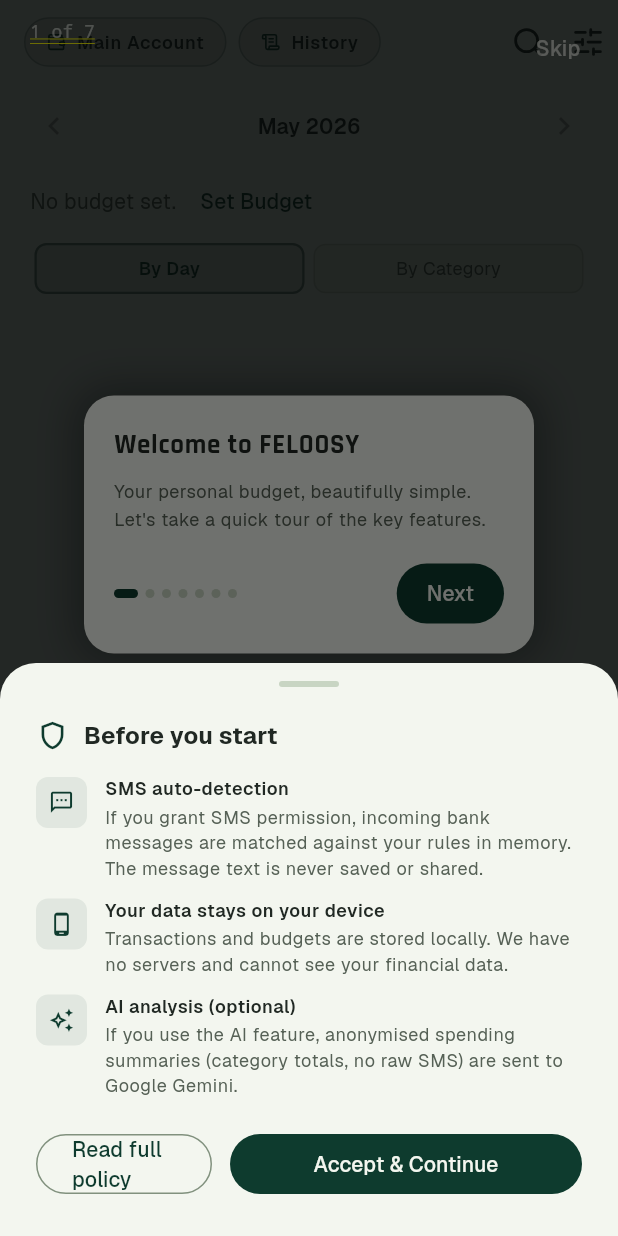
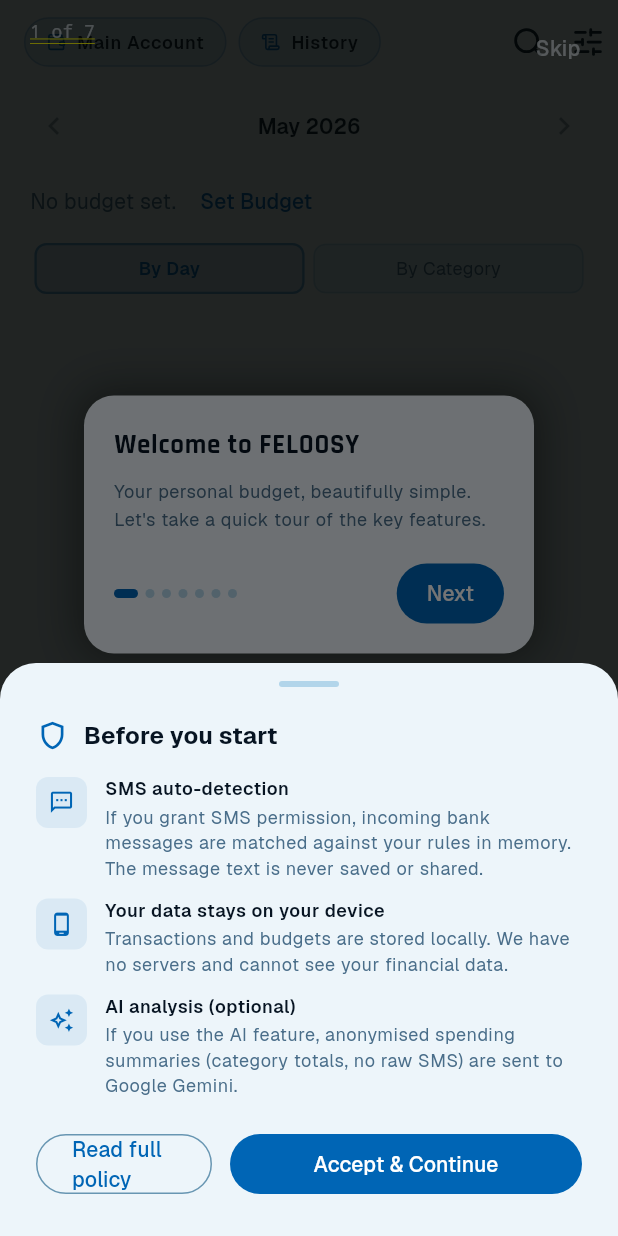
Before and after one commit to sunshinegorgon7/FELOOSY, a Flutter app: the screen it shows after launch, on a phone screen of 412 x 824 dp. Run offline on Flutter 3.47's test engine with Material 3 defaults, Android fonts, the phone set to English and light mode, and no system bars; our stand-ins replace file_picker, flutter_riverpod, flutter_secure_storage, flutter_slidable, gap, go_router and 8 more; missing offline and left inert: extension_google_sign_in_as_googleapis_auth, googleapis, home_widget; accounts and stored records are empty.

Commit message:
feat: Update color palette for light and dark themes, enhancing UI consistency and aesthetics

```diff
--- a/lib/app/app_theme.dart
+++ b/lib/app/app_theme.dart
@@ -2,120 +2,135 @@ import 'package:flutter/material.dart';
 import 'package:google_fonts/google_fonts.dart';
 
 class AppTheme {
-  // Inspiration palette.
-  static const Color forestGreen = Color(0xFF0E3B2E);
-  static const Color icePerformanceBlue = Color(0xFF8FD5E6);
-  static const Color ghazelBlood = Color(0xFFA6192E);
-  static const Color royalBlue = Color(0xFF1E4FA3);
-  static const Color mossGreen = Color(0xFF647A43);
+  // ══════════════════════════════════════════════════════════════════════════
+  // Inspiration palette
+  // ══════════════════════════════════════════════════════════════════════════
 
-  // Light theme.
-  static const Color lightPrimary = forestGreen;
-  static const Color lightSecondary = royalBlue;
-  static const Color lightBackground = Color(0xFFF3F6EF);
-  static const Color lightAccent = icePerformanceBlue;
-  static const Color lightSurfaceLowest = Color(0xFFFBFDF8);
-  static const Color lightSurfaceLow = Color(0xFFE8EFE2);
-  static const Color lightSurfaceHigh = Color(0xFFD9E4D1);
-  static const Color lightText = Color(0xFF202823);
-  static const Color lightMuted = Color(0xFF566156);
-  static const Color lightOutline = Color(0xFF81917E);
-  static const Color lightOutlineVariant = Color(0xFFC8D5C3);
+  // Dark mode — Genesis Forest Green: deep, jewel-toned, premium forest
+  static const Color genesisForest    = Color(0xFF0E2018); // rich surface lowest
+  static const Color emeraldHighlight = Color(0xFF4CC490); // vivid emerald accent
 
-  // Dark theme.
-  static const Color darkPrimary = forestGreen;
-  static const Color darkSecondary = Color(0xFF6F8FEA);
-  static const Color darkBackground = Color(0xFF0D1513);
-  static const Color darkAccent = icePerformanceBlue;
-  static const Color darkSurfaceLow = Color(0xFF151E1B);
-  static const Color darkSurface = Color(0xFF1C2824);
-  static const Color darkSurfaceHigh = Color(0xFF24312C);
-  static const Color darkSurfaceHighest = Color(0xFF2C3A34);
-  static const Color darkText = Color(0xFFE3ECE8);
-  static const Color darkMuted = Color(0xFFAAB7B1);
+  // Light mode — Hyundai N Ice Blue: crisp, sporty, crystalline
+  static const Color nPerformanceBlue = Color(0xFF0065B5); // N performance blue
+  static const Color iceWhite         = Color(0xFFEDF5FA); // ice background
 
-  // Backward-compatible aliases used by existing widgets.
-  static const Color fern = lightPrimary;
-  static const Color washedSage = lightSecondary;
-  static const Color forestDeep = lightAccent;
-  static const Color mintMist = lightBackground;
-  static const Color mintLift = lightSurfaceLowest;
-  static const Color paleGrove = lightSurfaceLow;
-  static const Color paleGroveHigh = lightSurfaceHigh;
-  static const Color inkDeep = lightText;
-  static const Color groveShadow = lightMuted;
-  static const Color groveOutline = lightOutline;
+  // Legacy name aliases kept for existing widget references
+  static const Color forestGreen        = genesisForest;
+  static const Color icePerformanceBlue = nPerformanceBlue;
+  static const Color ghazelBlood        = Color(0xFFA8192D); // expense red
+  static const Color royalBlue          = Color(0xFF1E4FA3); // kept for cat bars
+  static const Color mossGreen          = Color(0xFF2C7848); // income green
+
+  // ── Dark surface scale (Genesis Forest) ───────────────────────────────────
+  static const Color darkPrimary        = Color(0xFF060D0A);
+  static const Color darkSecondary      = Color(0xFF7AC4AE);
+  static const Color darkBackground     = Color(0xFF060D0A);
+  static const Color darkAccent         = emeraldHighlight;
+  static const Color darkSurfaceLow     = Color(0xFF142B1D);
+  static const Color darkSurface        = Color(0xFF1A3222);
+  static const Color darkSurfaceHigh    = Color(0xFF203B28);
+  static const Color darkSurfaceHighest = Color(0xFF274430);
+  static const Color darkText           = Color(0xFFDAF0E7);
+  static const Color darkMuted          = Color(0xFF7BAF93);
+
+  // ── Light surface scale (Hyundai N Ice) ───────────────────────────────────
+  static const Color lightPrimary        = nPerformanceBlue;
+  static const Color lightSecondary      = Color(0xFF2D88BE);
+  static const Color lightBackground     = iceWhite;
+  static const Color lightAccent         = Color(0xFFCBE5F5);
+  static const Color lightSurfaceLowest  = Color(0xFFF5FBFE);
+  static const Color lightSurfaceLow     = Color(0xFFDEEFF8);
+  static const Color lightSurfaceHigh    = Color(0xFFCBE5F5);
+  static const Color lightText           = Color(0xFF071422);
+  static const Color lightMuted          = Color(0xFF4A6E8A);
+  static const Color lightOutline        = Color(0xFF6896B2);
+  static const Color lightOutlineVariant = Color(0xFFB2D5EA);
+
+  // ── Backward-compatible aliases (used by existing widgets) ─────────────────
+  static const Color fern                = lightPrimary;
+  static const Color washedSage          = lightSecondary;
+  static const Color forestDeep          = lightAccent;
+  static const Color mintMist            = lightBackground;
+  static const Color mintLift            = lightSurfaceLowest;
+  static const Color paleGrove           = lightSurfaceLow;
+  static const Color paleGroveHigh       = lightSurfaceHigh;
+  static const Color inkDeep             = lightText;
+  static const Color groveShadow         = lightMuted;
+  static const Color groveOutline        = lightOutline;
   static const Color groveOutlineVariant = lightOutlineVariant;
 
-  static const Color iceGlow = darkAccent;
-  static const Color deepNimbus = darkBackground;
-  static const Color nimbusLowest = darkPrimary;
-  static const Color nimbusSurface = darkSurfaceLow;
-  static const Color nimbusMid = darkSurface;
-  static const Color nimbusHigh = darkSurfaceHigh;
-  static const Color nimbusHighest = darkSurfaceHighest;
-  static const Color mistText = darkText;
-  static const Color mistVariant = darkMuted;
+  static const Color iceGlow             = darkAccent;
+  static const Color deepNimbus          = darkBackground;
+  static const Color nimbusLowest        = genesisForest;
+  static const Color nimbusSurface       = darkSurfaceLow;
+  static const Color nimbusMid           = darkSurface;
+  static const Color nimbusHigh          = darkSurfaceHigh;
+  static const Color nimbusHighest       = darkSurfaceHighest;
+  static const Color mistText            = darkText;
+  static const Color mistVariant         = darkMuted;
 
-  // Semantic colors.
-  static const Color ledgerRed = ghazelBlood;
-  static const Color ledgerGreen = mossGreen;
-  static const Color amberMark = Color(0xFFB47A2B);
-  static const Color destructiveColor = Color(0xFFB11C2E);
+  // ── Semantic colors ───────────────────────────────────────────────────────
+  static const Color ledgerRed        = ghazelBlood;
+  static const Color ledgerGreen      = mossGreen;
+  static const Color amberMark        = Color(0xFFB07A1A);
+  static const Color destructiveColor = Color(0xFFB01C2E);
+  static const Color expenseColor     = ledgerRed;
+  static const Color incomeColor      = ledgerGreen;
+  static const Color warningColor     = amberMark;
 
-  // Text-safe variants for small semantic text on tinted surfaces.
-  static const Color fernText = lightPrimary;
-  static const Color iceGlowText = darkAccent;
-  static const Color ledgerRedText = ghazelBlood;
-  static const Color ledgerRedTextDark = Color(0xFFFF7885);
-  static const Color ledgerGreenText = Color(0xFF4B612C);
-  static const Color ledgerGreenTextDark = Color(0xFFA8BE72);
-  static const Color amberText = Color(0xFF80531B);
+  // Text-safe semantic variants for small text on tinted surfaces
+  static const Color fernText            = lightPrimary;
+  static const Color iceGlowText         = darkAccent;
+  static const Color ledgerRedText       = Color(0xFF9B1424);
+  static const Color ledgerRedTextDark   = Color(0xFFFF8090);
+  static const Color ledgerGreenText     = Color(0xFF1E6038);
+  static const Color ledgerGreenTextDark = Color(0xFF72D4A0);
+  static const Color amberText           = Color(0xFF7D5012);
 
-  static const Color expenseColor = ledgerRed;
-  static const Color incomeColor = ledgerGreen;
-  static const Color warningColor = amberMark;
+  // ══════════════════════════════════════════════════════════════════════════
+  // Category bar palettes
+  // ══════════════════════════════════════════════════════════════════════════
 
   static const List<Color> categoryBarsLight = [
-    forestGreen,
-    royalBlue,
-    Color(0xFF8B6048),
-    Color(0xFF3A7F92),
-    Color(0xFF9B6F2E),
-    mossGreen,
-    Color(0xFF425F8F),
-    ghazelBlood,
-    Color(0xFF7B5D88),
-    Color(0xFF9E654C),
-    Color(0xFF5260A7),
-    Color(0xFF3D8174),
-    Color(0xFF2F6A9B),
-    forestGreen,
-    mossGreen,
-    Color(0xFF3D8174),
-    royalBlue,
-    Color(0xFF7B5D88),
+    nPerformanceBlue,    // 0  — N performance blue (primary)
+    Color(0xFF1E6EB8),   // 1  — deep ocean blue
+    Color(0xFF8B5A38),   // 2  — warm caramel
+    Color(0xFF1F8CA0),   // 3  — teal blue
+    Color(0xFF8B6A10),   // 4  — amber brown
+    mossGreen,           // 5  — forest green (income)
+    Color(0xFF3D5AAA),   // 6  — steel blue
+    ghazelBlood,         // 7  — expense red
+    Color(0xFF7A4E9C),   // 8  — plum purple
+    Color(0xFF9E5040),   // 9  — terracotta
+    Color(0xFF4848A8),   // 10 — indigo
+    Color(0xFF287878),   // 11 — deep teal
+    Color(0xFF2A6090),   // 12 — slate blue
+    nPerformanceBlue,    // 13
+    mossGreen,           // 14
+    Color(0xFF287878),   // 15
+    Color(0xFF1E6EB8),   // 16
+    Color(0xFF7A4E9C),   // 17
   ];
 
   static const List<Color> categoryBarsDark = [
-    Color(0xFF5FAF8A),
-    darkSecondary,
-    Color(0xFFD09A78),
-    darkAccent,
-    Color(0xFFC99A50),
-    Color(0xFFA8BE72),
-    Color(0xFF85A0E8),
-    Color(0xFFFF7885),
-    Color(0xFFB28CC5),
-    Color(0xFFD49276),
-    Color(0xFF9CA8F2),
-    Color(0xFF75C3B3),
-    Color(0xFF78B8E0),
-    Color(0xFF5FAF8A),
-    Color(0xFFA8BE72),
-    Color(0xFF75C3B3),
-    darkSecondary,
-    Color(0xFFB28CC5),
+    emeraldHighlight,    // 0  — emerald (primary)
+    Color(0xFF78B8EC),   // 1  — clear blue
+    Color(0xFFD4A87C),   // 2  — warm caramel
+    Color(0xFF5CC8D4),   // 3  — teal cyan
+    Color(0xFFD4B852),   // 4  — golden amber
+    Color(0xFFA8DC84),   // 5  — lime green
+    Color(0xFF8EB0F0),   // 6  — periwinkle blue
+    Color(0xFFFF8090),   // 7  — rose red
+    Color(0xFFBC9AD8),   // 8  — soft purple
+    Color(0xFFE08C78),   // 9  — terracotta
+    Color(0xFF90A8F5),   // 10 — blue-lavender
+    Color(0xFF6ECEC0),   // 11 — seafoam teal
+    Color(0xFF80C0E0),   // 12 — sky blue
+    emeraldHighlight,    // 13
+    Color(0xFFA8DC84),   // 14
+    Color(0xFF6ECEC0),   // 15
+    Color(0xFF78B8EC),   // 16
+    Color(0xFFBC9AD8),   // 17
   ];
 
   static const Map<String, int> _defaultCategoryBarIndex = {
@@ -139,13 +154,13 @@ class AppTheme {
     '00000000-0000-0000-0000-000000000018': 17,
   };
 
-  static final ThemeData dark = _buildDark();
+  static final ThemeData dark  = _buildDark();
   static final ThemeData light = _buildLight();
 
   static ThemeMode resolveMode(String stored) => switch (stored) {
         'light' => ThemeMode.light,
-        'dark' => ThemeMode.dark,
-        _ => ThemeMode.system,
+        'dark'  => ThemeMode.dark,
+        _       => ThemeMode.system,
       };
 
   static Color primaryText(ColorScheme cs) =>
@@ -192,43 +207,49 @@ class AppTheme {
     return base;
   }
 
+  // ══════════════════════════════════════════════════════════════════════════
+  // Theme builders
+  // ══════════════════════════════════════════════════════════════════════════
+
   static ThemeData _buildDark() {
     return ThemeData(
       useMaterial3: true,
       colorScheme: const ColorScheme(
         brightness: Brightness.dark,
         surfaceTint: Colors.transparent,
-        primary: darkAccent,
-        onPrimary: darkPrimary,
-        primaryContainer: darkPrimary,
-        onPrimaryContainer: darkAccent,
+        // Emerald as the primary interactive color — FABs, buttons, selection
+        primary: emeraldHighlight,
+        onPrimary: Color(0xFF031A0C),
+        primaryContainer: darkSurfaceHigh,
+        onPrimaryContainer: Color(0xFFAEECD0),
         secondary: darkSecondary,
-        onSecondary: darkPrimary,
-        secondaryContainer: Color(0xFF1A2F63),
-        onSecondaryContainer: Color(0xFFD8E2FF),
-        tertiary: Color(0xFFA8BE72),
-        onTertiary: Color(0xFF18230F),
-        tertiaryContainer: Color(0xFF2C3B20),
-        onTertiaryContainer: Color(0xFFDDE9BC),
-        error: destructiveColor,
-        onError: lightBackground,
-        errorContainer: Color(0xFF5A111C),
+        onSecondary: Color(0xFF062819),
+        secondaryContainer: Color(0xFF0C2A22),
+        onSecondaryContainer: Color(0xFFC4EAE0),
+        tertiary: Color(0xFF72D4A0),
+        onTertiary: Color(0xFF042215),
+        tertiaryContainer: Color(0xFF0C2A1E),
+        onTertiaryContainer: Color(0xFFC0EAD4),
+        error: Color(0xFFFF6B7A),
+        onError: Color(0xFF4A0010),
+        errorContainer: Color(0xFF5A0E1C),
         onErrorContainer: Color(0xFFFFDADC),
+        // Surface layering — deepest forest to elevated surfaces
         surface: darkBackground,
         onSurface: darkText,
-        surfaceContainerLowest: darkPrimary,
+        surfaceContainerLowest: genesisForest,    // rich forest green lowest
         surfaceContainerLow: darkSurfaceLow,
         surfaceContainer: darkSurface,
         surfaceContainerHigh: darkSurfaceHigh,
         surfaceContainerHighest: darkSurfaceHighest,
         onSurfaceVariant: darkMuted,
-        outline: Color(0xFF5A6A64),
+        outline: Color(0xFF3D6050),
         outlineVariant: darkSurfaceHighest,
-        inverseSurface: lightBackground,
-        onInverseSurface: darkPrimary,
-        inversePrimary: forestGreen,
-        scrim: darkPrimary,
-        shadow: darkPrimary,
+        inverseSurface: lightSurfaceLow,
+        onInverseSurface: lightText,
+        inversePrimary: nPerformanceBlue,
+        scrim: Color(0xFF000000),
+        shadow: Color(0xFF000000),
       ),
       scaffoldBackgroundColor: darkBackground,
       canvasColor: darkBackground,
@@ -266,22 +287,24 @@ class AppTheme {
       colorScheme: const ColorScheme(
         brightness: Brightness.light,
         surfaceTint: Colors.transparent,
+        // N Performance Blue as the primary interactive color
         primary: lightPrimary,
-        onPrimary: lightBackground,
-        primaryContainer: Color(0xFFD4E3D9),
-        onPrimaryContainer: lightPrimary,
+        onPrimary: Color(0xFFFFFFFF),
+        primaryContainer: lightSurfaceHigh,
+        onPrimaryContainer: Color(0xFF003570),
         secondary: lightSecondary,
-        onSecondary: lightBackground,
-        secondaryContainer: Color(0xFFDDE6FF),
-        onSecondaryContainer: Color(0xFF17356E),
-        tertiary: mossGreen,
-        onTertiary: lightBackground,
-        tertiaryContainer: Color(0xFFE1EBCD),
-        onTertiaryContainer: Color(0xFF34441F),
+        onSecondary: Color(0xFFFFFFFF),
+        secondaryContainer: Color(0xFFCCE8F5),
+        onSecondaryContainer: Color(0xFF0C3D60),
+        tertiary: Color(0xFF1E7A45),
+        onTertiary: Color(0xFFFFFFFF),
+        tertiaryContainer: Color(0xFFC4EBD5),
+        onTertiaryContainer: Color(0xFF083D20),
         error: destructiveColor,
-        onError: lightBackground,
-        errorContainer: Color(0xFFFFDADC),
-        onErrorContainer: Color(0xFF6E0E19),
+        onError: Color(0xFFFFFFFF),
+        errorContainer: Color(0xFFFFDADE),
+        onErrorContainer: Color(0xFF6E0010),
+        // Surface layering — ice-white atmosphere
         surface: lightBackground,
         onSurface: lightText,
         surfaceContainerLowest: lightSurfaceLowest,
@@ -292,11 +315,11 @@ class AppTheme {
         onSurfaceVariant: lightMuted,
         outline: lightOutline,
         outlineVariant: lightOutlineVariant,
-        inverseSurface: darkPrimary,
-        onInverseSurface: lightBackground,
-        inversePrimary: darkAccent,
-        scrim: darkPrimary,
-        shadow: darkPrimary,
+        inverseSurface: genesisForest,
+        onInverseSurface: lightSurfaceLow,
+        inversePrimary: emeraldHighlight,
+        scrim: Color(0xFF000000),
+        shadow: Color(0xFF000000),
       ),
       scaffoldBackgroundColor: lightBackground,
       canvasColor: lightBackground,
@@ -315,7 +338,7 @@ class AppTheme {
       ),
       cardTheme: const CardThemeData(
         elevation: 0,
-        color: lightSurfaceHigh,
+        color: lightSurfaceLow,
         shape: RoundedRectangleBorder(
           borderRadius: BorderRadius.all(Radius.circular(16)),
           side: BorderSide(color: lightOutlineVariant),
```
Also changed, not shown: 7 other files.
